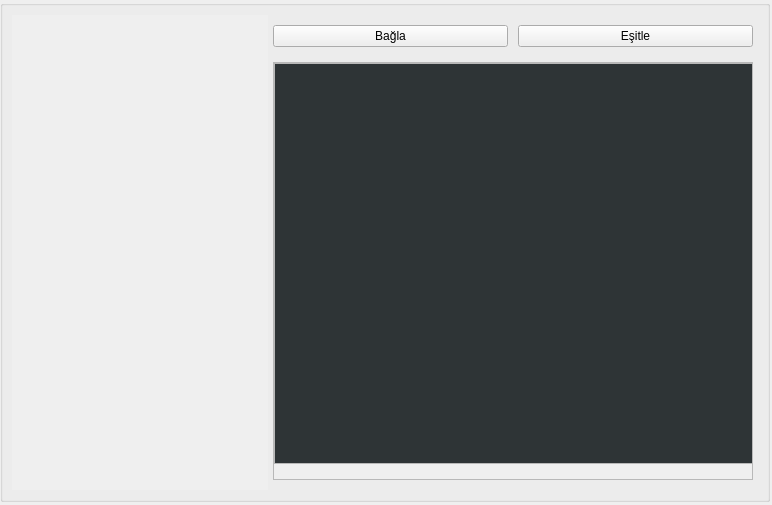
Qt form mainwindow.ui (pinguXpingu/phone-sync) before a commit.
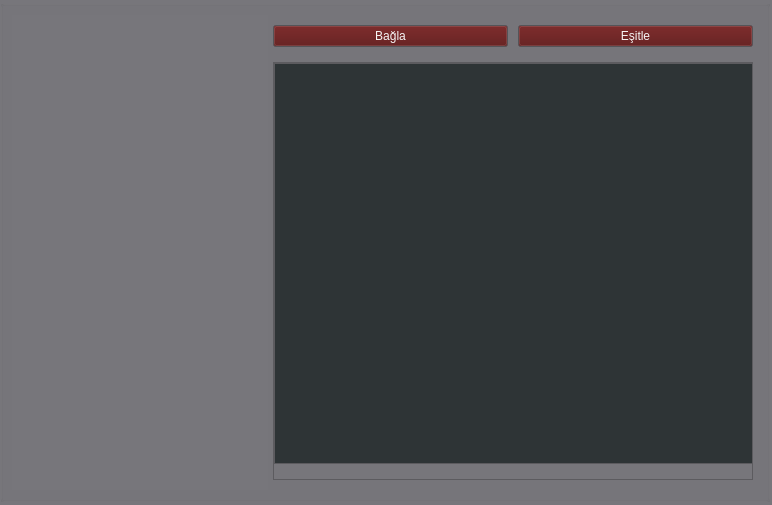
The same form after that commit. Icons and pictures are not drawn.

What changed in the file:
```diff
--- a/mainwindow.ui
+++ b/mainwindow.ui
@@ -34,6 +34,24 @@
        </color>
       </brush>
      </colorrole>
+     <colorrole role="Base">
+      <brush brushstyle="SolidPattern">
+       <color alpha="255">
+        <red>255</red>
+        <green>255</green>
+        <blue>255</blue>
+       </color>
+      </brush>
+     </colorrole>
+     <colorrole role="Window">
+      <brush brushstyle="SolidPattern">
+       <color alpha="255">
+        <red>119</red>
+        <green>118</green>
+        <blue>123</blue>
+       </color>
+      </brush>
+     </colorrole>
      <colorrole role="PlaceholderText">
       <brush brushstyle="SolidPattern">
        <color alpha="128">
@@ -54,6 +72,24 @@
        </color>
       </brush>
      </colorrole>
+     <colorrole role="Base">
+      <brush brushstyle="SolidPattern">
+       <color alpha="255">
+        <red>255</red>
+        <green>255</green>
+        <blue>255</blue>
+       </color>
+      </brush>
+     </colorrole>
+     <colorrole role="Window">
+      <brush brushstyle="SolidPattern">
+       <color alpha="255">
+        <red>119</red>
+        <green>118</green>
+        <blue>123</blue>
+       </color>
+      </brush>
+     </colorrole>
      <colorrole role="PlaceholderText">
       <brush brushstyle="SolidPattern">
        <color alpha="128">
@@ -74,6 +110,24 @@
        </color>
       </brush>
      </colorrole>
+     <colorrole role="Base">
+      <brush brushstyle="SolidPattern">
+       <color alpha="255">
+        <red>119</red>
+        <green>118</green>
+        <blue>123</blue>
+       </color>
+      </brush>
+     </colorrole>
+     <colorrole role="Window">
+      <brush brushstyle="SolidPattern">
+       <color alpha="255">
+        <red>119</red>
+        <green>118</green>
+        <blue>123</blue>
+       </color>
+      </brush>
+     </colorrole>
      <colorrole role="PlaceholderText">
       <brush brushstyle="SolidPattern">
        <color alpha="128">
@@ -242,6 +296,43 @@
          <height>512</height>
         </size>
        </property>
+       <property name="palette">
+        <palette>
+         <active>
+          <colorrole role="Button">
+           <brush brushstyle="SolidPattern">
+            <color alpha="255">
+             <red>119</red>
+             <green>118</green>
+             <blue>123</blue>
+            </color>
+           </brush>
+          </colorrole>
+         </active>
+         <inactive>
+          <colorrole role="Button">
+           <brush brushstyle="SolidPattern">
+            <color alpha="255">
+             <red>119</red>
+             <green>118</green>
+             <blue>123</blue>
+            </color>
+           </brush>
+          </colorrole>
+         </inactive>
+         <disabled>
+          <colorrole role="Button">
+           <brush brushstyle="SolidPattern">
+            <color alpha="255">
+             <red>119</red>
+             <green>118</green>
+             <blue>123</blue>
+            </color>
+           </brush>
+          </colorrole>
+         </disabled>
+        </palette>
+       </property>
        <property name="layoutDirection">
         <enum>Qt::LeftToRight</enum>
        </property>
@@ -318,6 +409,70 @@
              <height>0</height>
             </size>
            </property>
+           <property name="palette">
+            <palette>
+             <active>
+              <colorrole role="Button">
+               <brush brushstyle="SolidPattern">
+                <color alpha="255">
+                 <red>87</red>
+                 <green>12</green>
+                 <blue>12</blue>
+                </color>
+               </brush>
+              </colorrole>
+              <colorrole role="ButtonText">
+               <brush brushstyle="SolidPattern">
+                <color alpha="255">
+                 <red>246</red>
+                 <green>245</green>
+                 <blue>244</blue>
+                </color>
+               </brush>
+              </colorrole>
+             </active>
+             <inactive>
+              <colorrole role="Button">
+               <brush brushstyle="SolidPattern">
+                <color alpha="255">
+                 <red>87</red>
+                 <green>12</green>
+                 <blue>12</blue>
+                </color>
+               </brush>
+              </colorrole>
+              <colorrole role="ButtonText">
+               <brush brushstyle="SolidPattern">
+                <color alpha="255">
+                 <red>246</red>
+                 <green>245</green>
+                 <blue>244</blue>
+                </color>
+               </brush>
+              </colorrole>
+             </inactive>
+             <disabled>
+              <colorrole role="Button">
+               <brush brushstyle="SolidPattern">
+                <color alpha="255">
+                 <red>87</red>
+                 <green>12</green>
+                 <blue>12</blue>
+                </color>
+               </brush>
+              </colorrole>
+              <colorrole role="ButtonText">
+               <brush brushstyle="SolidPattern">
+                <color alpha="255">
+                 <red>190</red>
+                 <green>190</green>
+                 <blue>190</blue>
+                </color>
+               </brush>
+              </colorrole>
+             </disabled>
+            </palette>
+           </property>
            <property name="text">
             <string>Bağla</string>
            </property>
@@ -337,6 +492,70 @@
              <height>0</height>
             </size>
            </property>
+           <property name="palette">
+            <palette>
+             <active>
+              <colorrole role="Button">
+               <brush brushstyle="SolidPattern">
+                <color alpha="255">
+                 <red>87</red>
+                 <green>12</green>
+                 <blue>12</blue>
+                </color>
+               </brush>
+              </colorrole>
+              <colorrole role="ButtonText">
+               <brush brushstyle="SolidPattern">
+                <color alpha="255">
+                 <red>246</red>
+                 <green>245</green>
+                 <blue>244</blue>
+                </color>
+               </brush>
+              </colorrole>
+             </active>
+             <inactive>
+              <colorrole role="Button">
+               <brush brushstyle="SolidPattern">
+                <color alpha="255">
+                 <red>87</red>
+                 <green>12</green>
+                 <blue>12</blue>
+                </color>
+               </brush>
+              </colorrole>
+              <colorrole role="ButtonText">
+               <brush brushstyle="SolidPattern">
+                <color alpha="255">
+                 <red>246</red>
+                 <green>245</green>
+                 <blue>244</blue>
+                </color>
+               </brush>
+              </colorrole>
+             </inactive>
+             <disabled>
+              <colorrole role="Button">
+               <brush brushstyle="SolidPattern">
+                <color alpha="255">
+                 <red>87</red>
+                 <green>12</green>
+                 <blue>12</blue>
+                </color>
+               </brush>
+              </colorrole>
+              <colorrole role="ButtonText">
+               <brush brushstyle="SolidPattern">
+                <color alpha="255">
+                 <red>190</red>
+                 <green>190</green>
+                 <blue>190</blue>
+                </color>
+               </brush>
+              </colorrole>
+             </disabled>
+            </palette>
+           </property>
            <property name="text">
             <string>Eşitle</string>
            </property>
@@ -355,7 +574,7 @@
             <x>0</x>
             <y>0</y>
             <width>478</width>
-            <height>392</height>
+            <height>412</height>
            </rect>
           </property>
           <widget class="QTextBrowser" name="textBrowser">
@@ -440,9 +659,9 @@
               <colorrole role="Base">
                <brush brushstyle="SolidPattern">
                 <color alpha="255">
-                 <red>68</red>
-                 <green>68</green>
-                 <blue>68</blue>
+                 <red>119</red>
+                 <green>118</green>
+                 <blue>123</blue>
                 </color>
                </brush>
               </colorrole>
@@ -460,7 +679,7 @@
            </property>
            <property name="html">
             <string>&lt;!DOCTYPE HTML PUBLIC &quot;-//W3C//DTD HTML 4.0//EN&quot; &quot;http://www.w3.org/TR/REC-html40/strict.dtd&quot;&gt;
-&lt;html&gt;&lt;head&gt;&lt;meta name=&quot;qrichtext&quot; content=&quot;1&quot; /&gt;&lt;style type=&quot;text/css&quot;&gt;
+&lt;html&gt;&lt;head&gt;&lt;meta name=&quot;qrichtext&quot; content=&quot;1&quot; /&gt;&lt;meta charset=&quot;utf-8&quot; /&gt;&lt;style type=&quot;text/css&quot;&gt;
 p, li { white-space: pre-wrap; }
 &lt;/style&gt;&lt;/head&gt;&lt;body style=&quot; font-family:'Cantarell'; font-size:11pt; font-weight:400; font-style:normal;&quot;&gt;
 &lt;p style=&quot;-qt-paragraph-type:empty; margin-top:0px; margin-bottom:0px; margin-left:0px; margin-right:0px; -qt-block-indent:0; text-indent:0px;&quot;&gt;&lt;br /&gt;&lt;/p&gt;&lt;/body&gt;&lt;/html&gt;</string>
```
Left out of the diff: 2 changed lines with no effect on the pictures.
